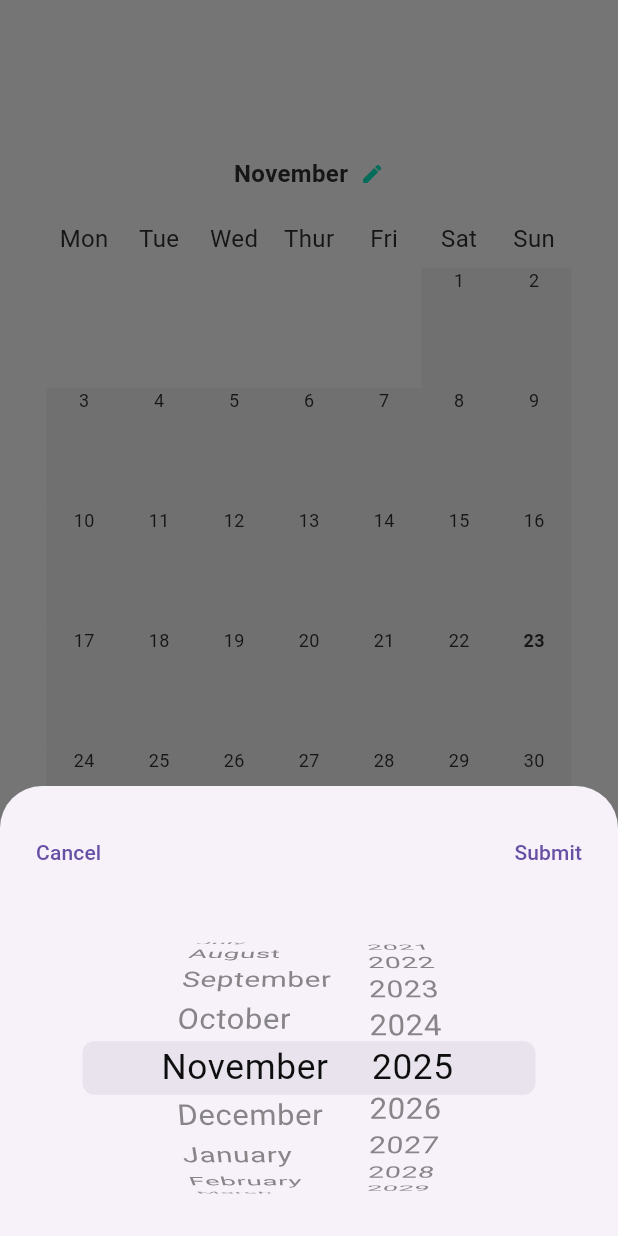
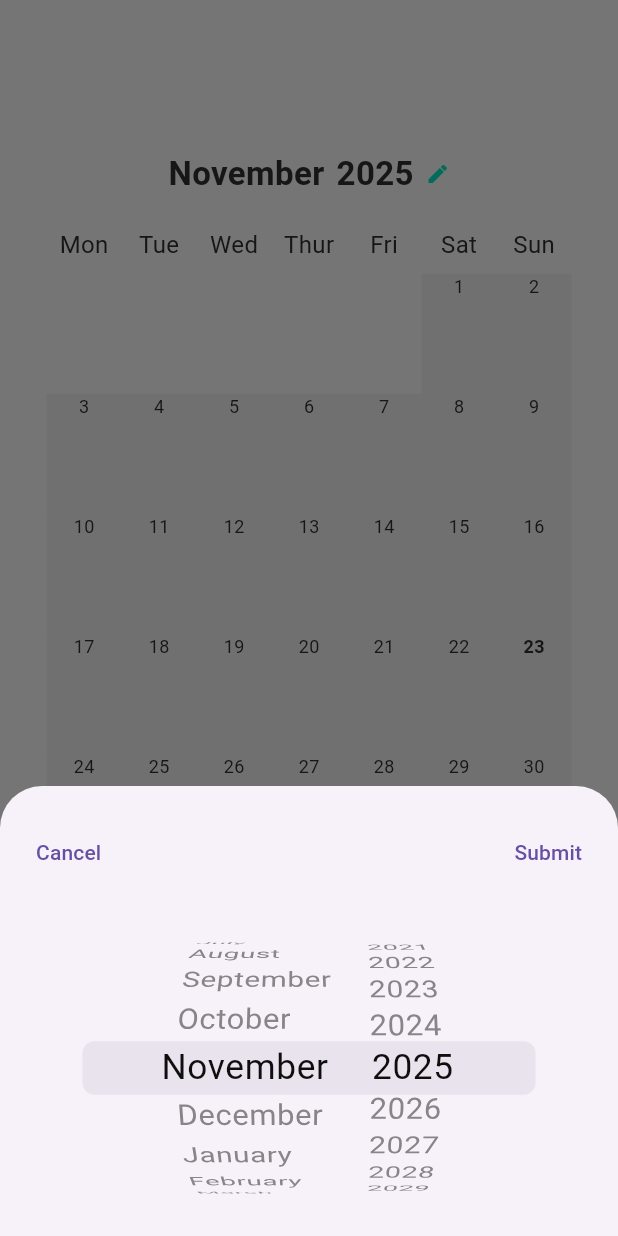
Before and after one commit to mazenhalawi/monthly, a Flutter app: the screen it shows after launch, after a tap on "November", on a phone screen of 412 x 824 dp. Run offline on Flutter 3.47's test engine with Material 3 defaults, Android fonts, the phone set to English and light mode, and no system bars; our stand-ins replace equatable, flutter_bloc, freezed_annotation, get_it.

Commit message:
added year to month ui

```diff
--- a/lib/core/widgets/text.dart
+++ b/lib/core/widgets/text.dart
@@ -3,7 +3,8 @@ import 'package:mobile_recruitment_test/core/utils/colors.dart';
 
 enum LTextType {
   small(12),
-  medium(16);
+  medium(16),
+  large(22);
 
   const LTextType(this.font);
   final double font;
--- a/lib/features/month_calendar/pages/month_calendar_page.dart
+++ b/lib/features/month_calendar/pages/month_calendar_page.dart
@@ -175,7 +175,13 @@ extension StateWidgets on MonthCalendarPage {
                               Translations.monthsMap[data
                                   .selectedPeriod
                                   .month]!,
-                          type: LTextType.medium,
+                          type: LTextType.large,
+                          fontWeight: FontWeight.bold,
+                        ),
+                        SizedBox(width: 8),
+                        LText(
+                          text: data.selectedPeriod.year.toString(),
+                          type: LTextType.large,
                           fontWeight: FontWeight.bold,
                         ),
                         SizedBox(width: 8),
```
